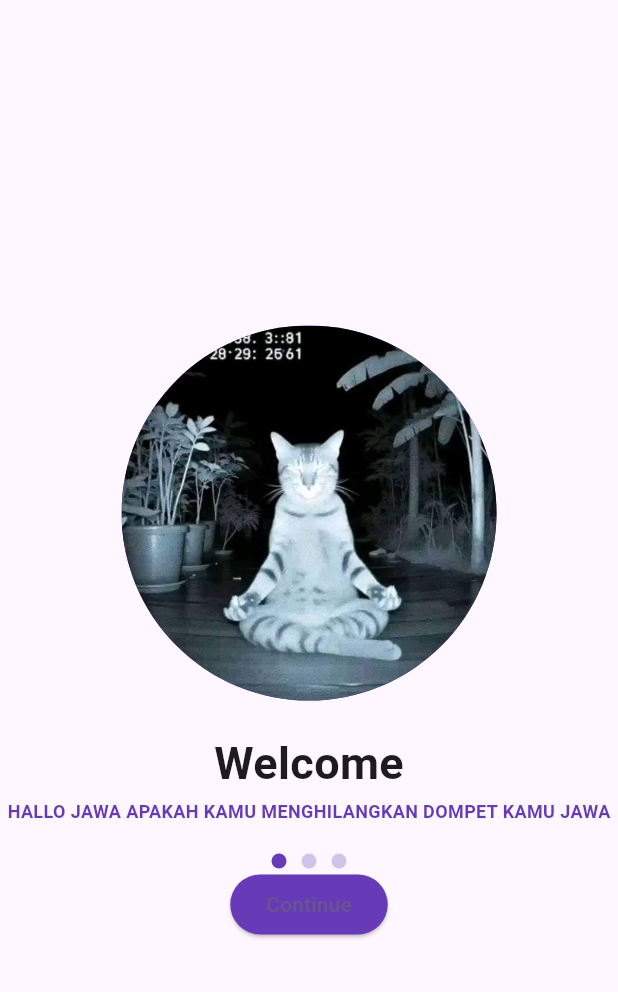
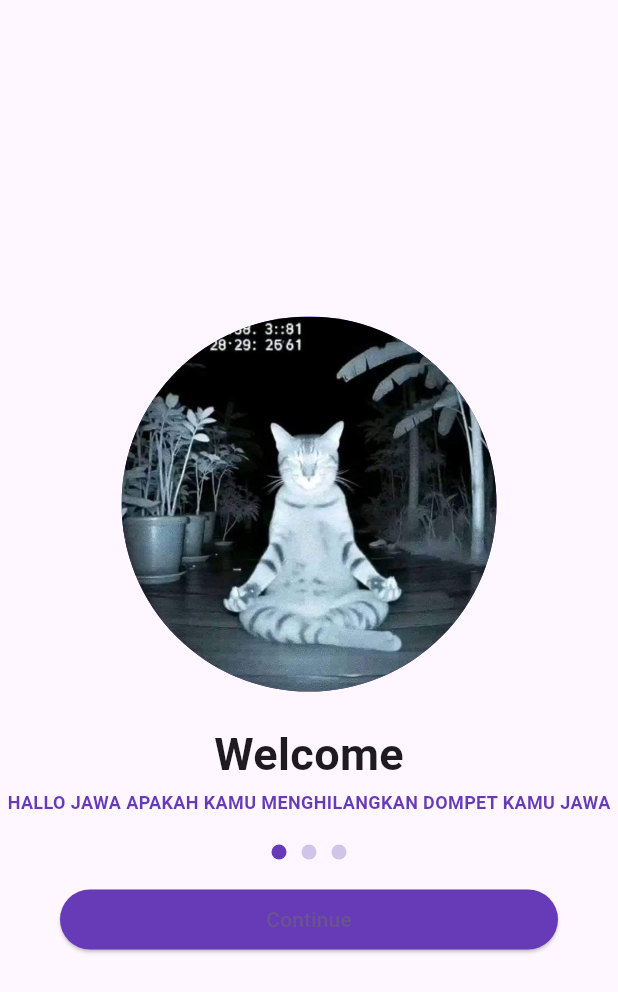
Before and after one commit to IhzaAnasrulloh/KB1179-1123150007-uts, a Flutter app: the screen it shows after launch, on a phone screen of 412 x 824 dp. Shown: the top 992 px of the screen. Run offline on Flutter 3.47's test engine with Material 3 defaults, Android fonts, the phone set to English and light mode, and no system bars.

Commit message:
membuat button continue menjadi lebih panjang

```diff
--- a/lib/Screen/splash_screen_1.dart
+++ b/lib/Screen/splash_screen_1.dart
@@ -72,16 +72,22 @@ class MySplashScreen extends StatelessWidget {
               ),
               ],
             ),
+            SizedBox(height: 20,),
             Container(
-              child: ElevatedButton(
-                onPressed: (){
+              margin: EdgeInsets.only(left: 40, right: 40),
+              child: SizedBox(
+                height: 40,
+                width: double.infinity,
+                child: ElevatedButton(
+                  onPressed: (){
 
                 },
                 style: ElevatedButton.styleFrom(
                   backgroundColor: Colors.deepPurple
                 ),
                  child: Text("Continue", style: TextStyle(fontSize: 14,),)),
-            )
+                )
+              )
           ],
         ),
       ),
```
